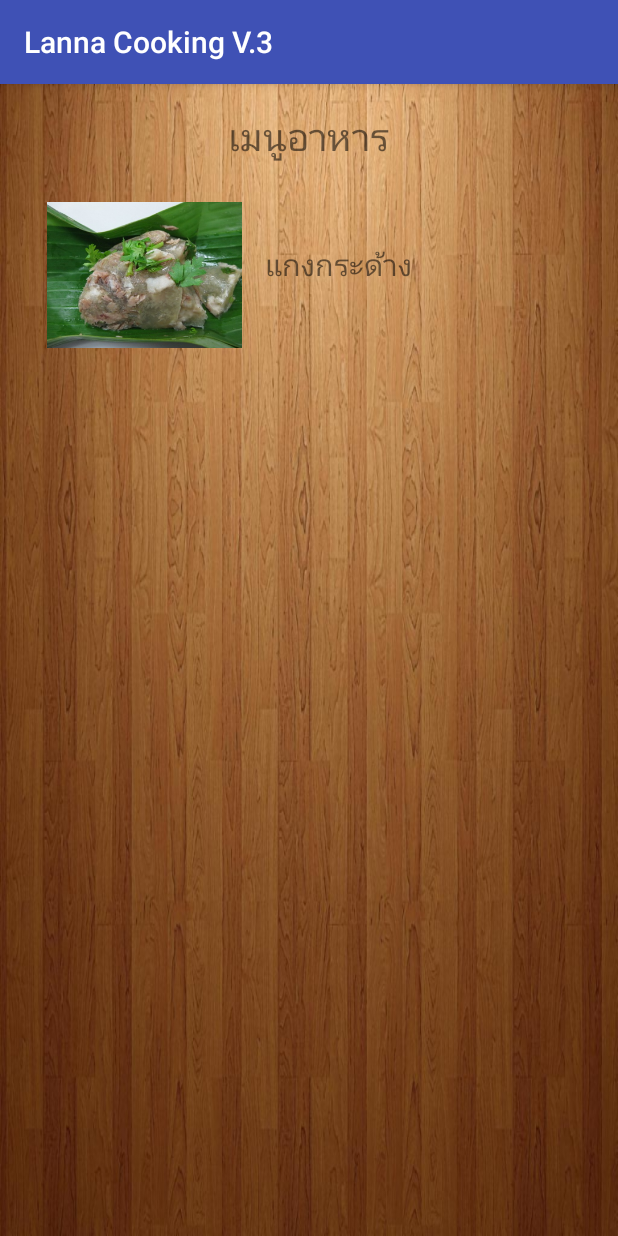
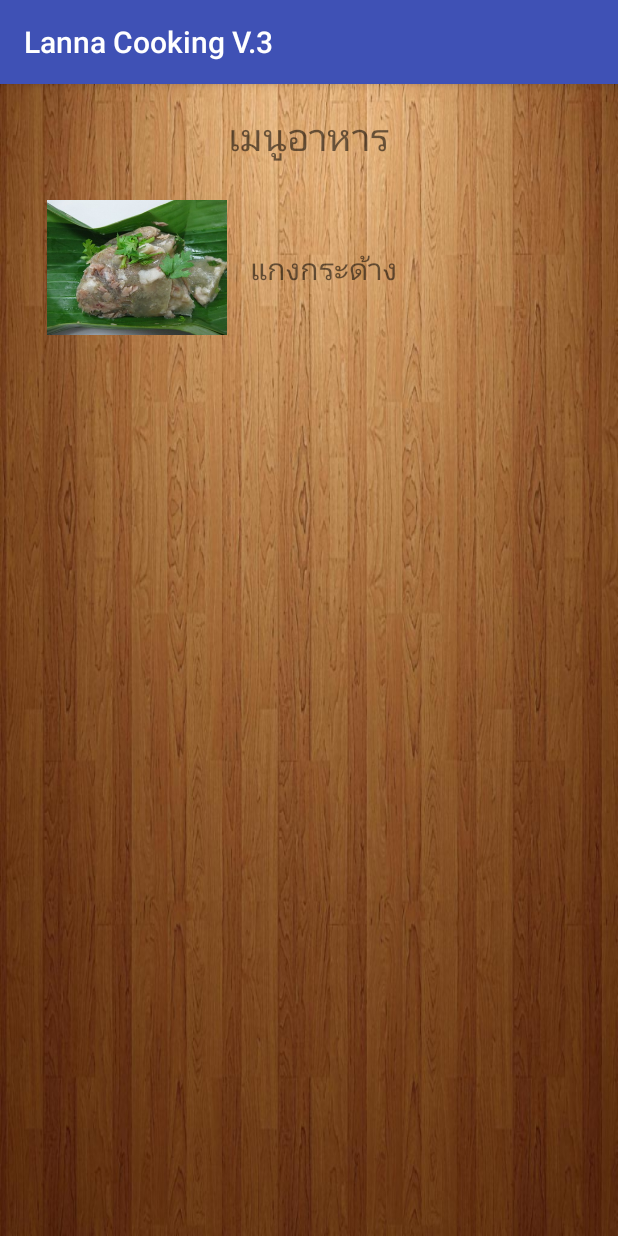
Before and after one commit to KanRMUTL/Lanna-Cooking, an Android app: the screen it shows after launch (MainActivity), on a phone screen of 412 x 824 dp. Run offline under Robolectric (Android 15) with nearby library versions, the phone set to English and light mode, and no system bars.

Commit message:
*ปรับขนาดรูป,marginTop ของชื่อเมนูใน activity_row *ปรับ margin ของรูปใน activity_detail

```diff
--- a/LannaCookingV.3/app/src/main/res/layout/activity_detail.xml
+++ b/LannaCookingV.3/app/src/main/res/layout/activity_detail.xml
@@ -30,7 +30,8 @@
         android:layout_width="200dp"
         android:layout_height="140dp"
         android:id="@+id/img"
-        android:layout_gravity="center_horizontal" />
+        android:layout_gravity="center_horizontal"
+        android:layout_marginTop="15dp"/>
 
     <TextView
         android:layout_width="wrap_content"
--- a/LannaCookingV.3/app/src/main/res/layout/activity_row.xml
+++ b/LannaCookingV.3/app/src/main/res/layout/activity_row.xml
@@ -4,8 +4,8 @@
     android:layout_height="wrap_content">
 
     <ImageView
-        android:layout_width="130dp"
-        android:layout_height="100dp"
+        android:layout_width="120dp"
+        android:layout_height="90dp"
         android:id="@+id/imageView"
         style="@style/img_activity_row"/>
 
--- a/LannaCookingV.3/app/src/main/res/values/styles.xml
+++ b/LannaCookingV.3/app/src/main/res/values/styles.xml
@@ -28,5 +28,6 @@
         <item name="android:textSize">20sp</item>
         <item name="android:gravity">center_vertical</item>
         <item name="android:layout_marginLeft">15dp</item>
+        <item name="android:layout_marginTop">15dp</item>
     </style>
 </resources>
```
